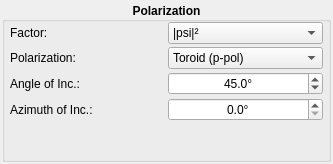
Old version of the form kmap/ui/polarization.ui in the repository brands-d/kMap.
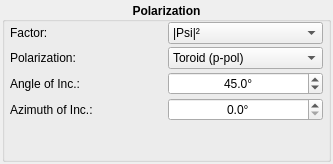
New version of the form.

What changed in the file:
```diff
--- a/kmap/ui/polarization.ui
+++ b/kmap/ui/polarization.ui
@@ -244,7 +244,7 @@
          </font>
         </property>
         <property name="currentText">
-         <string>|psi|²</string>
+         <string>|Psi|²</string>
         </property>
         <property name="currentIndex">
          <number>0</number>
@@ -257,7 +257,7 @@
         </property>
         <item>
          <property name="text">
-          <string>|psi|²</string>
+          <string>|Psi|²</string>
          </property>
         </item>
         <item>
```
Left out of the diff: 8 changed lines with no effect on the pictures.
